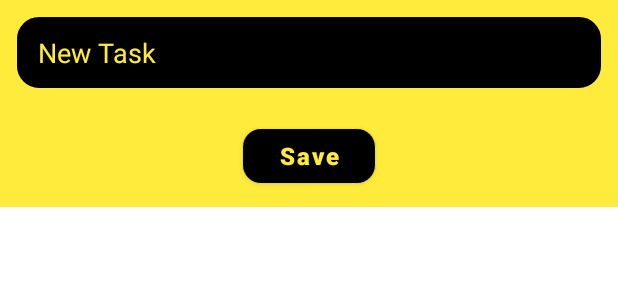
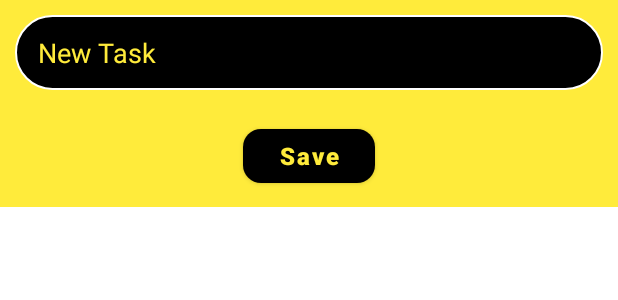
Before and after one commit to ManuvelVictor/ToDoList, an Android app: the layout new_task.xml on its own in the app's theme, with its tools: preview values and no code run, on a phone screen of 412 x 824 dp. Shown: the top 300 px of the screen. Run offline under Robolectric (Android 15) with nearby library versions, the light colour scheme and no system bars.

Commit message:
Improvising the App

```diff
--- a/app/src/main/AndroidManifest.xml
+++ b/app/src/main/AndroidManifest.xml
@@ -1,9 +1,6 @@
 <?xml version="1.0" encoding="utf-8"?>
 <manifest xmlns:android="http://schemas.android.com/apk/res/android"
     xmlns:tools="http://schemas.android.com/tools">
-
-    <uses-permission android:name="android.permission.INTERNET" />
-
     <application
         android:allowBackup="true"
         android:dataExtractionRules="@xml/data_extraction_rules"
--- a/app/src/main/java/com/example/todolist/RecyclerItemTouchHelper.java
+++ b/app/src/main/java/com/example/todolist/RecyclerItemTouchHelper.java
@@ -13,8 +13,6 @@ import androidx.recyclerview.widget.ItemTouchHelper;
 import androidx.recyclerview.widget.RecyclerView;
 
 import com.example.todolist.Adapter.ToDoAdapter;
-
-import java.security.AccessController;
 
 public class RecyclerItemTouchHelper extends ItemTouchHelper.SimpleCallback {
     private final ToDoAdapter adapter;
--- a/app/src/main/res/drawable/rounded_edittext.xml
+++ b/app/src/main/res/drawable/rounded_edittext.xml
@@ -4,9 +4,9 @@
 
     <solid android:color="@color/black" />
     <corners
-        android:bottomRightRadius="15dp"
-        android:bottomLeftRadius="15dp"
-        android:topLeftRadius="15dp"
-        android:topRightRadius="15dp" />
-    <stroke android:width="1dp" android:color="@color/cyberYellow" />
+        android:bottomRightRadius="25dp"
+        android:bottomLeftRadius="25dp"
+        android:topLeftRadius="25dp"
+        android:topRightRadius="25dp" />
+    <stroke android:width="1dp" android:color="@color/white" />
 </shape>
--- a/app/src/main/res/layout/task_layout.xml
+++ b/app/src/main/res/layout/task_layout.xml
@@ -8,9 +8,8 @@
     android:layout_marginVertical="8dp"
     android:background="@color/black"
     android:backgroundTint="@color/black"
-    android:backgroundTintMode="multiply"
-    app:cardCornerRadius="8dp"
-    app:cardElevation="4dp">
+    app:cardCornerRadius="25dp"
+    app:cardElevation="100dp">
 
     <RelativeLayout
         android:layout_width="wrap_content"
```
Also changed, not shown: app/src/main/java/com/example/todolist/Adapter/ToDoAdapter.java (+24 -24 lines), app/src/main/java/com/example/todolist/AddNewTask.java (+17 -19 lines), app/src/main/java/com/example/todolist/Utils/DatabaseHandler.java (+21 -16 lines).
